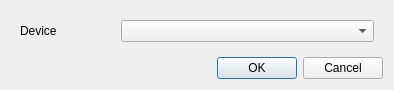
The window that tracker-steamvr/dialog.ui (opentrack/opentrack) describes before a commit, drawn with Qt 5.
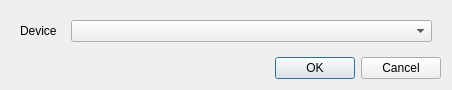
The same window after the commit. Icons and pictures are not drawn.

Commit message: tracker/steamvr: add "[disconnected]" in device list

The edit to the form file:
```diff
--- a/tracker-steamvr/dialog.ui
+++ b/tracker-steamvr/dialog.ui
@@ -9,7 +9,7 @@
    <rect>
     <x>0</x>
     <y>0</y>
-    <width>394</width>
+    <width>452</width>
     <height>85</height>
    </rect>
   </property>
@@ -43,7 +43,7 @@
        <widget class="QLabel" name="label">
         <property name="sizePolicy">
          <sizepolicy hsizetype="Preferred" vsizetype="Maximum">
-          <horstretch>3</horstretch>
+          <horstretch>1</horstretch>
           <verstretch>0</verstretch>
          </sizepolicy>
         </property>
```
The commit also changes 2 other files.
